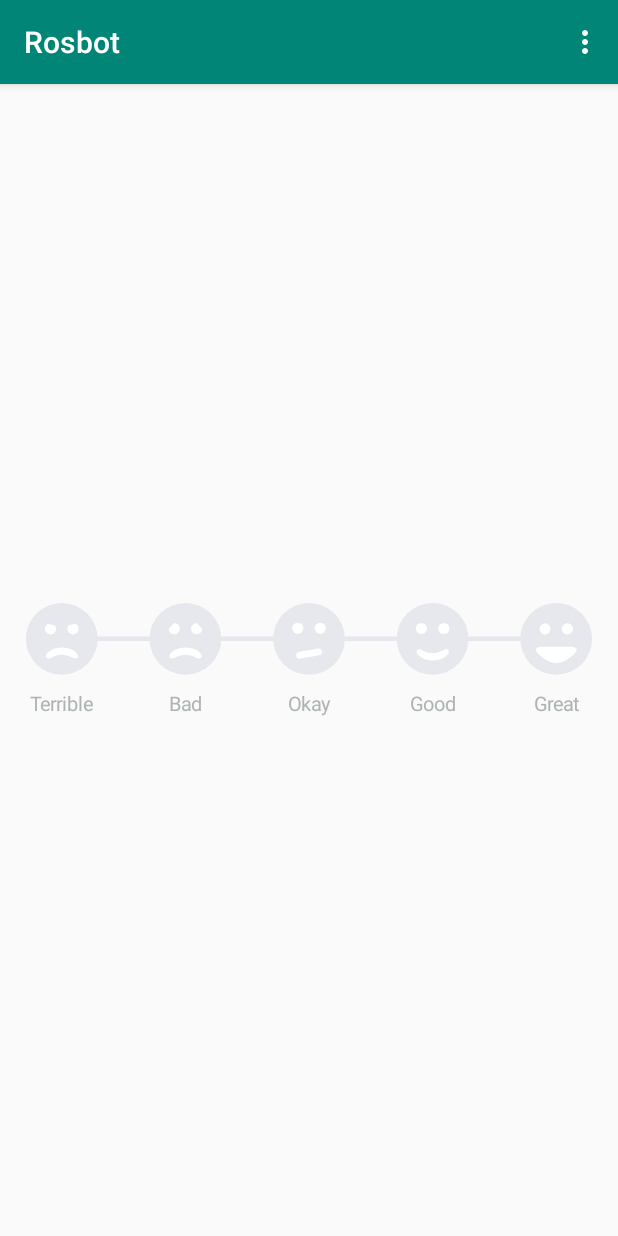
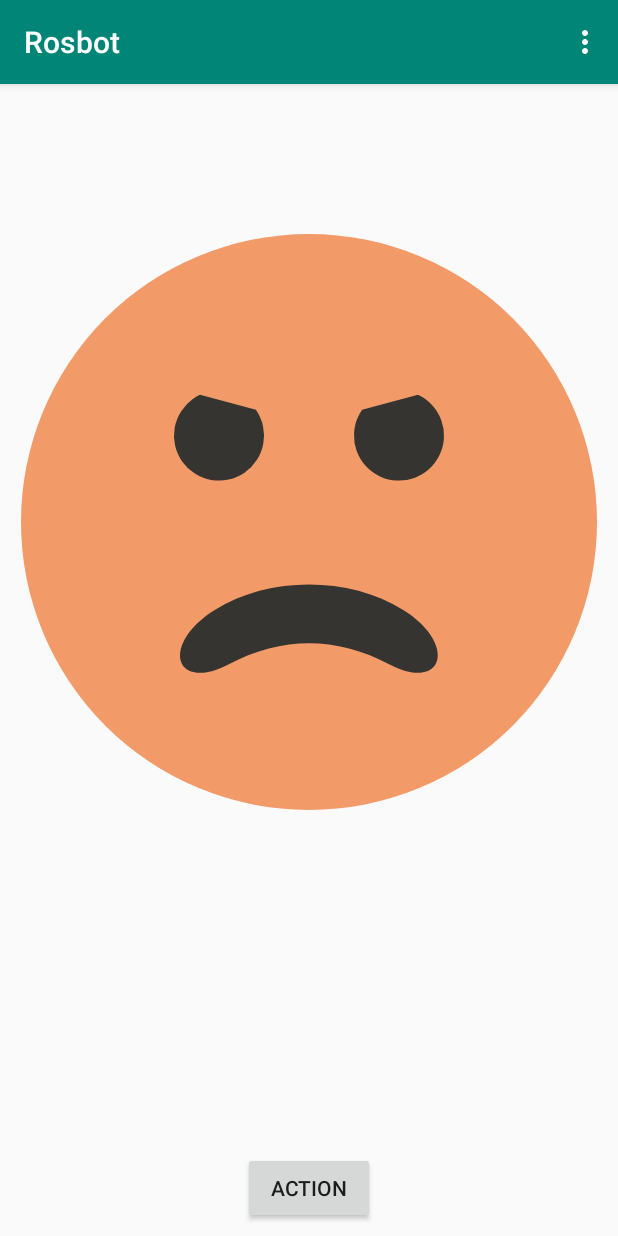
Before and after one commit to AndroiDjo/QueryRobot, an Android app: the screen it shows after launch (MainActivity), on a phone screen of 412 x 824 dp. Run offline under Robolectric (Android 15) with nearby library versions, the phone set to English and light mode, and no system bars.

Commit message:
Первая версия лица

```diff
--- a/app/src/main/java/ru/rt/south/rosbot/MainActivity.java
+++ b/app/src/main/java/ru/rt/south/rosbot/MainActivity.java
@@ -1,17 +1,18 @@
 package ru.rt.south.rosbot;
 
 import android.content.Intent;
-import android.graphics.Typeface;
 import android.support.v7.app.AppCompatActivity;
 import android.os.Bundle;
 import android.util.Log;
 import android.view.Menu;
 import android.view.MenuItem;
+import android.view.View;
 
 public class MainActivity extends AppCompatActivity implements SmileFace.OnSmileySelectionListener, SmileFace.OnRatingSelectedListener {
 
     private SmileFace mSmileFace;
     private static final String TAG = "MainActivity";
+    private int currentSmile;
 
     @Override
     protected void onCreate(Bundle savedInstanceState) {
@@ -20,8 +21,8 @@ public class MainActivity extends AppCompatActivity implements SmileFace.OnSmile
         mSmileFace = (SmileFace) findViewById(R.id.smileView);
         mSmileFace.setOnSmileySelectionListener(this);
         mSmileFace.setOnRatingSelectedListener(this);
-        Typeface typeface = Typeface.createFromAsset(getAssets(), "MetalMacabre.ttf");
-        mSmileFace.setTypeface(typeface);
+        currentSmile = SmileFace.TERRIBLE;
+        mSmileFace.setSelectedSmile(currentSmile);
     }
 
     @Override
@@ -70,4 +71,13 @@ public class MainActivity extends AppCompatActivity implements SmileFace.OnSmile
         Log.i(TAG, "Rated as: " + level + " - " + reselected);
     }
 
+    public void nextEmotion(View view) {
+        if (currentSmile == mSmileFace.SMILES_LIST[mSmileFace.SMILES_LIST.length-1]) {
+            currentSmile = mSmileFace.SMILES_LIST[0];
+        } else {
+            currentSmile++;
+        }
+        mSmileFace.setSelectedSmile(currentSmile, true);
+    }
+
 }
--- a/app/src/main/java/ru/rt/south/rosbot/SmileFace.java
+++ b/app/src/main/java/ru/rt/south/rosbot/SmileFace.java
@@ -79,6 +79,7 @@ public class SmileFace extends Face {
     // private float mTranslation = 0;
     private float mWidth;
     private float mHeight;
+    private float mCenterX;
     private float mCenterY;
     private float mFromRange;
     private float mToRange;
@@ -117,7 +118,7 @@ public class SmileFace extends Face {
             mPlaceholderBackgroundColor = a.getColor(R.styleable.SmileFace_placeHolderBackgroundColor, mPlaceholderBackgroundColor);
             mTextSelectedColor = a.getColor(R.styleable.SmileFace_textSelectionColor, mTextSelectedColor);
             mTextNonSelectedColor = a.getColor(R.styleable.SmileFace_textNonSelectionColor, mTextNonSelectedColor);
-            mShowLine = a.getBoolean(R.styleable.SmileFace_showLine, true);
+            mShowLine = a.getBoolean(R.styleable.SmileFace_showLine, false);
             mIndicator = a.getBoolean(R.styleable.SmileFace_isIndicator, false);
             a.recycle();
         }
@@ -229,9 +230,10 @@ public class SmileFace extends Face {
     protected void onMeasure(int widthMeasureSpec, int heightMeasureSpec) {
         super.onMeasure(widthMeasureSpec, heightMeasureSpec);
         mWidth = getMeasuredWidth();
-        // mHeight = mWidth / 5.3f;
-        mHeight = mWidth / (5.3f * 1.3f);
+        mHeight = getMeasuredHeight() / 2;
+        //mHeight = mWidth / (5.3f * 1.3f);
         mCenterY = mHeight / 2f;
+        mCenterX = mWidth / 2f;
         mFaceCenter.y = mCenterY;
         divisions = (mHeight / 32f);
         mTextPaint.setTextSize(mHeight / 4.5f);
@@ -262,8 +264,7 @@ public class SmileFace extends Face {
     private Face createFace(int index, float centerY) {
         Face face = new Face();
         face.smileType = index;
-        getSmiley(mSmileys, index * 0.25f, divisions, mFromRange, mToRange, face.place,
-                face.smile, centerY);
+        getSmiley(mSmileys, index * 0.25f, divisions, mFromRange, mToRange, face.place, face.smile, centerY);
         face.place.y = centerY;
         return face;
     }
@@ -276,56 +277,49 @@ public class SmileFace extends Face {
         if (mShowLine) {
             canvas.drawLine(start.x, start.y, end.x, end.y, mPlaceholderLinePaint);
         }
-        for (Face face : mFaces) {
-            float scale = getScale(face.smileType);
-            canvas.drawCircle(face.place.x, face.place.y,
-                    scale * (mHeight / 2), mPlaceHolderCirclePaint);
-            mScaleMatrix.reset();
-            face.smile.computeBounds(mScaleRect, true);
-            if (mSmileyNotSelectedPreviously) {
-                float nonSelectedScale = getScale(NONE);
-                mScaleMatrix.setScale(nonSelectedScale, nonSelectedScale,
-                        mScaleRect.centerX(), mScaleRect.centerY());
-                if (mSelectedSmile == face.smileType) {
-                    scale = mFloatEvaluator.evaluate(1 - mMainSmileyTransformaFraction, 0, nonSelectedScale);
-                }
-            } else {
-                mScaleMatrix.setScale(scale, scale,
-                        mScaleRect.centerX(), mScaleRect.centerY());
-            }
-            mDummyDrawPah.reset();
-            mDummyDrawPah.addPath(face.smile, mScaleMatrix);
-            canvas.drawPath(mDummyDrawPah, mPlaceHolderFacePaint);
-            float transY = 0.15f - (scale * 0.15f);
-            mTextPaint.setColor((int) mColorEvaluator.evaluate(((transY / 0.15f) - 0.2f) / 0.8f,
-                    mTextNonSelectedColor, mTextSelectedColor));
-            drawTextCentered(getSmileName(face.smileType), face.place.x,
-                    face.place.y + (mHeight * (0.70f + transY)), mTextPaint, canvas);
-        }
+//        for (Face face : mFaces) {
+//            float scale = getScale(face.smileType);
+//            canvas.drawCircle(face.place.x, face.place.y,
+//                    scale * (mHeight / 2), mPlaceHolderCirclePaint);
+//            mScaleMatrix.reset();
+//            face.smile.computeBounds(mScaleRect, true);
+//            if (mSmileyNotSelectedPreviously) {
+//                float nonSelectedScale = getScale(NONE);
+//                mScaleMatrix.setScale(nonSelectedScale, nonSelectedScale,
+//                        mScaleRect.centerX(), mScaleRect.centerY());
+//                if (mSelectedSmile == face.smileType) {
+//                    scale = mFloatEvaluator.evaluate(1 - mMainSmileyTransformaFraction, 0, nonSelectedScale);
+//                }
+//            } else {
+//                mScaleMatrix.setScale(scale, scale,
+//                        mScaleRect.centerX(), mScaleRect.centerY());
+//            }
+//            mDummyDrawPah.reset();
+//            mDummyDrawPah.addPath(face.smile, mScaleMatrix);
+//            canvas.drawPath(mDummyDrawPah, mPlaceHolderFacePaint);
+//            /*float transY = 0.15f - (scale * 0.15f);
+//            mTextPaint.setColor((int) mColorEvaluator.evaluate(((transY / 0.15f) - 0.2f) / 0.8f,
+//                    mTextNonSelectedColor, mTextSelectedColor));
+//            drawTextCentered(getSmileName(face.smileType), face.place.x,
+//                    face.place.y + (mHeight * (0.70f + transY)), mTextPaint, canvas);*/
+//        }
         if (!mSmilePath.isEmpty()) {
             if (mSmileyNotSelectedPreviously) {
                 Log.i(TAG, "Non selection");
-                /*mPathPaint.setAlpha(Math.round(255 * mMainSmileyTransformaFraction));
-                mBackgroundPaint.setAlpha(Math.round(255 * mMainSmileyTransformaFraction));*/
-                mPathPaint.setColor((Integer) mColorEvaluator
-                        .evaluate(mMainSmileyTransformaFraction, mPlaceHolderFacePaint.getColor(), mDrawingColor));
-                mBackgroundPaint.setColor((Integer) mColorEvaluator
-                        .evaluate(mMainSmileyTransformaFraction, mPlaceHolderCirclePaint.getColor(),
+                mPathPaint.setColor((Integer) mColorEvaluator.evaluate(mMainSmileyTransformaFraction, mPlaceHolderFacePaint.getColor(), mDrawingColor));
+                mBackgroundPaint.setColor((Integer) mColorEvaluator.evaluate(mMainSmileyTransformaFraction, mPlaceHolderCirclePaint.getColor(),
                                 (mSelectedSmile == TERRIBLE || mPreviousSmile == TERRIBLE) ? mAngryColor : mNormalColor));
                 mScaleMatrix.reset();
                 mSmilePath.computeBounds(mScaleRect, true);
-                float nonSelectedScale = mFloatEvaluator.evaluate(
-                        mInterpolator.getInterpolation(mMainSmileyTransformaFraction), getScale(NONE), 1f);
-                mScaleMatrix.setScale(nonSelectedScale, nonSelectedScale,
-                        mScaleRect.centerX(), mScaleRect.centerY());
+                float nonSelectedScale = mFloatEvaluator.evaluate(mInterpolator.getInterpolation(mMainSmileyTransformaFraction), getScale(NONE), 1f);
+                mScaleMatrix.setScale(nonSelectedScale, nonSelectedScale,mScaleRect.centerX(), mScaleRect.centerY());
                 mDummyDrawPah.reset();
                 mDummyDrawPah.addPath(mSmilePath, mScaleMatrix);
 
-                canvas.drawCircle(mFaceCenter.x, mFaceCenter.y,
-                        nonSelectedScale * (mHeight / 2f), mBackgroundPaint);
+                canvas.drawCircle(/*mFaceCenter.x*/mCenterX, mFaceCenter.y,nonSelectedScale * (mHeight / 2f), mBackgroundPaint);
                 canvas.drawPath(mDummyDrawPah, mPathPaint);
             } else {
-                canvas.drawCircle(mFaceCenter.x, mFaceCenter.y, mHeight / 2f, mBackgroundPaint);
+                canvas.drawCircle(/*mFaceCenter.x*/mCenterX, mFaceCenter.y, mHeight / 2f, mBackgroundPaint);
                 canvas.drawPath(mSmilePath, mPathPaint);
             }
         }
@@ -674,7 +668,8 @@ public class SmileFace extends Face {
         if (smileys == null) {
             return;
         }
-        float actualTranslation = mFloatEvaluator.evaluate(fraction, fromRange, toRange);
+        float actualTranslation = mCenterX;
+        //float actualTranslation = mFloatEvaluator.evaluate(fraction, fromRange, toRange);
         point.x = actualTranslation;
         float trans = actualTranslation - centerY;
         if (fraction > 0.75f) {
--- a/app/src/main/res/layout/activity_main.xml
+++ b/app/src/main/res/layout/activity_main.xml
@@ -15,4 +15,15 @@
         app:layout_constraintEnd_toEndOf="parent"
         app:layout_constraintStart_toStartOf="parent"
         app:layout_constraintTop_toTopOf="parent" />
+
+    <Button
+        android:id="@+id/actionBtn"
+        android:layout_width="wrap_content"
+        android:layout_height="wrap_content"
+        android:layout_marginBottom="8dp"
+        android:onClick="nextEmotion"
+        android:text="Action"
+        app:layout_constraintBottom_toBottomOf="parent"
+        app:layout_constraintEnd_toEndOf="parent"
+        app:layout_constraintStart_toStartOf="parent" />
 </android.support.constraint.ConstraintLayout>
```
Also changed, not shown: app/src/main/java/ru/rt/south/rosbot/RoboFace.java (added, +10 -0 lines).
